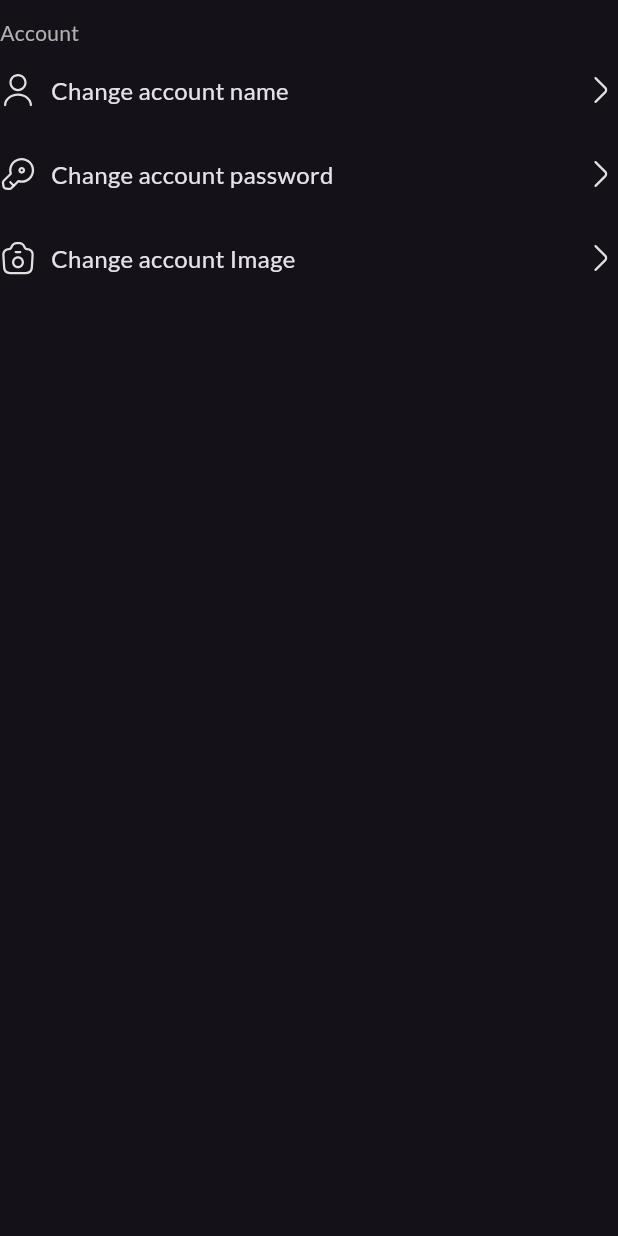
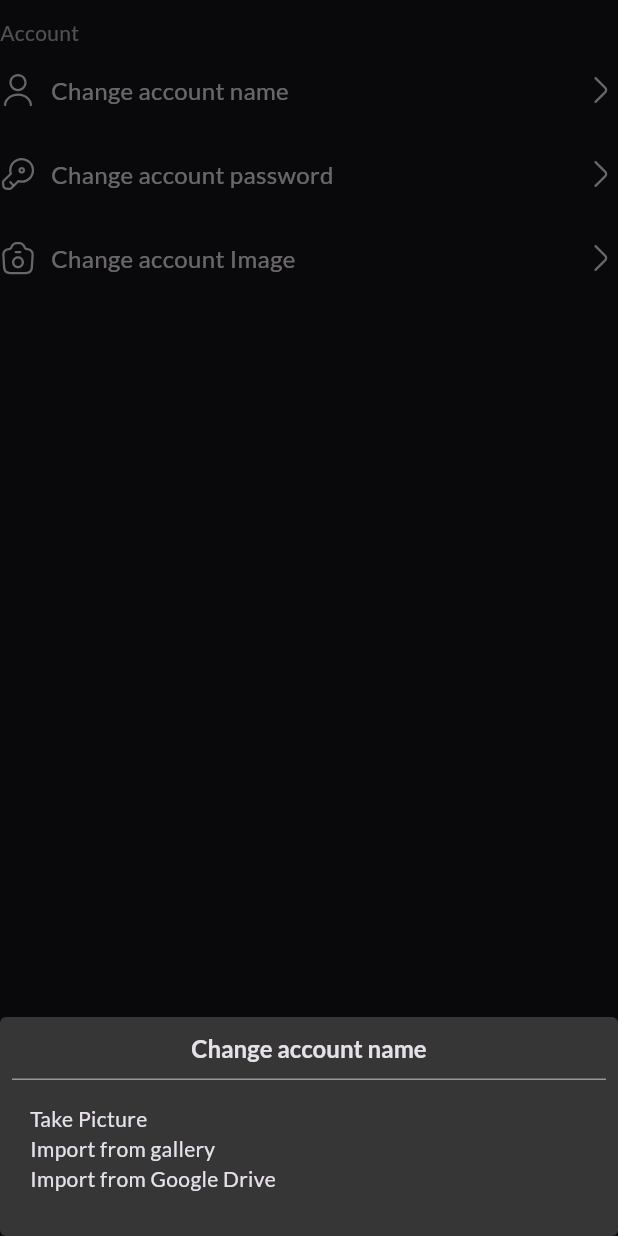
Before and after one commit to ELDemy/Rowad-Masr, a Flutter app: the AccountSection widget shown alone on an empty page, opened directly, after a tap on "Change account Image", on a phone screen of 412 x 824 dp. Run offline on Flutter 3.47's test engine with Material 3 defaults, Android fonts, the phone set to English and light mode, and no system bars; our stand-ins replace flutter_svg, google_fonts, persistent_bottom_nav_bar.

Commit message:
initiate change image dialog

```diff
--- a/flutter/to_do_app/lib/features/profile/presentation/views/widgets/custom_alert_dialog.dart
+++ b/flutter/to_do_app/lib/features/profile/presentation/views/widgets/custom_alert_dialog.dart
@@ -7,14 +7,19 @@ class CustomAlertDialog extends StatelessWidget {
     required this.title,
     required this.content,
     this.onEdit,
+    this.alignmentGeometry,
+    this.withActions = true,
   });
 
   final String title;
   final Widget content;
   final VoidCallback? onEdit;
+  final AlignmentGeometry? alignmentGeometry;
+  final bool withActions;
   @override
   Widget build(BuildContext context) {
     return AlertDialog(
+      alignment: alignmentGeometry,
       backgroundColor: AppColors.kGreyBackgroundColor,
       shape: RoundedRectangleBorder(borderRadius: BorderRadius.circular(4)),
       insetPadding: const EdgeInsets.all(0),
@@ -23,7 +28,7 @@ class CustomAlertDialog extends StatelessWidget {
       actionsPadding: const EdgeInsets.only(bottom: 8, right: 8, left: 8),
       title: _DialogTitle(),
       content: content,
-      actions: _DialogActions(context),
+      actions: withActions ? _DialogActions(context) : null,
     );
   }
 
--- a/flutter/to_do_app/lib/features/profile/presentation/views/widgets/sections/acount_section/account_section.dart
+++ b/flutter/to_do_app/lib/features/profile/presentation/views/widgets/sections/acount_section/account_section.dart
@@ -1,6 +1,7 @@
 import 'package:flutter/material.dart';
 import 'package:flutter_svg/svg.dart';
 import 'package:to_do_app/core/utiles/icons.dart';
+import 'package:to_do_app/features/profile/presentation/views/widgets/sections/acount_section/alert_dialogs/change_account_image_alert_dialog.dart';
 
 import '../option_row_widget.dart';
 import '../subtitle_text_widget.dart';
@@ -43,6 +44,14 @@ class AccountSection extends StatelessWidget {
         OptionRowWidget(
           text: "Change account Image",
           leftIcon: SvgPicture.asset(ProfileIcons.camera),
+          onTap: () {
+            showDialog(
+              context: context,
+              builder: (context) {
+                return const ChangeImageAlertDialog();
+              },
+            );
+          },
         ),
       ],
     );
--- /dev/null
+++ b/flutter/to_do_app/lib/features/profile/presentation/views/widgets/sections/acount_section/alert_dialogs/change_account_image_alert_dialog.dart
@@ -0,0 +1,42 @@
+import 'package:flutter/material.dart';
+import 'package:to_do_app/features/profile/presentation/views/widgets/custom_alert_dialog.dart';
+import 'package:to_do_app/features/profile/presentation/views/widgets/user_top_info_widget.dart';
+
+class ChangeImageAlertDialog extends StatefulWidget {
+  const ChangeImageAlertDialog({super.key});
+
+  @override
+  State<ChangeImageAlertDialog> createState() => _ChangeImageAlertDialogState();
+}
+
+class _ChangeImageAlertDialogState extends State<ChangeImageAlertDialog> {
+  final TextEditingController _controller = TextEditingController();
+
+  @override
+  Widget build(BuildContext context) {
+    return CustomAlertDialog(
+      alignmentGeometry: Alignment.bottomCenter,
+      withActions: false,
+      title: "Change account name",
+      content: const SizedBox(
+        width: 600,
+        child: Column(
+          mainAxisSize: MainAxisSize.min,
+          crossAxisAlignment: CrossAxisAlignment.start,
+          children: [
+            Text("Take Picture"),
+            Text("Import from gallery"),
+            Text("Import from Google Drive"),
+            SizedBox(height: 28),
+          ],
+        ),
+      ),
+      onEdit: () {
+        if (_controller.text.trim().isNotEmpty) {
+          UserTopInfo.name = _controller.text;
+        }
+        Navigator.pop(context);
+      },
+    );
+  }
+}
--- a/flutter/to_do_app/lib/features/profile/presentation/views/widgets/sections/acount_section/alert_dialogs/change_account_name_alert_dialog.dart
+++ b/flutter/to_do_app/lib/features/profile/presentation/views/widgets/sections/acount_section/alert_dialogs/change_account_name_alert_dialog.dart
@@ -18,6 +18,7 @@ class _ChangeNameAlertDialogState extends State<ChangeNameAlertDialog> {
     return CustomAlertDialog(
       title: "Change account name",
       content: Column(
+        mainAxisSize: MainAxisSize.min,
         children: [
           DialogTextFormField(
               controller: _controller, labelText: UserTopInfo.name),
```
